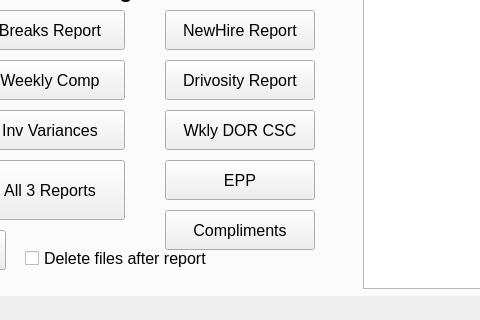
Qt form lib/Main_UI.ui (Justind-hub/RoseUtils) before a commit; both pictures show x 237 to 717 and y 85 to 405 of the 1023 by 405 pixel window.
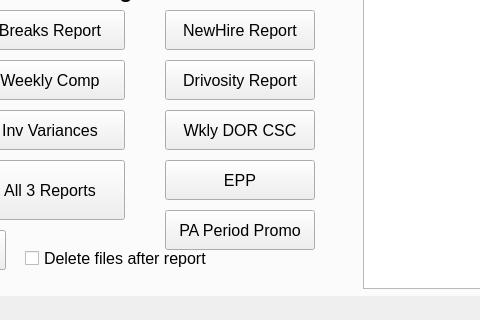
The same form after that commit. The open tabs and pages were chosen to show the change. Icons and pictures are not drawn.

The edit to the form file:
```diff
--- a/lib/Main_UI.ui
+++ b/lib/Main_UI.ui
@@ -252,7 +252,7 @@
        <string>Run the Compliments Report</string>
       </property>
       <property name="text">
-       <string>Compliments</string>
+       <string>PA Period Promo</string>
       </property>
      </widget>
      <widget class="QPushButton" name="btn_all3ccd">
```
Left out of the diff: 13 changed lines with no effect on the pictures.
